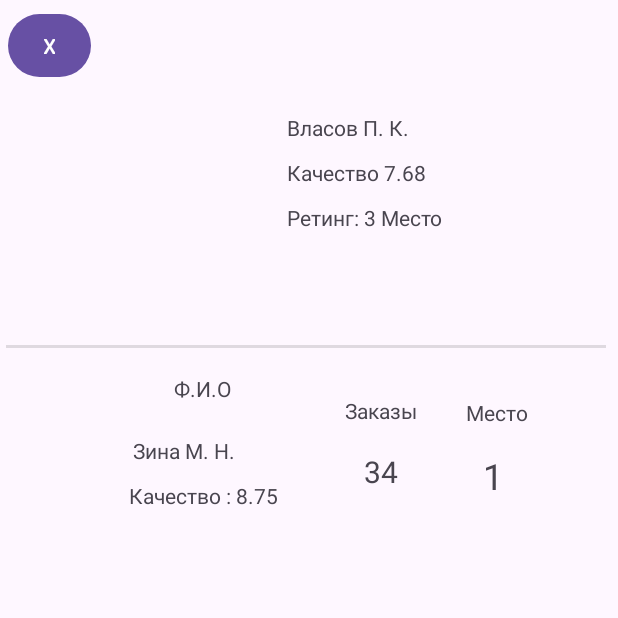
After one commit to Voch302/AGRO_T2, an Android app: the MainRating screen opened directly, with no data from a screen before it, on a phone screen of 412 x 824 dp, the top half of it. The commit adds this screen. Run offline under Robolectric (Android 15) with nearby library versions, the phone set to English and light mode, and no system bars.

Commit message:
Окно Ретинга, кнопки вернутся назад

```diff
--- a/app/src/main/AndroidManifest.xml
+++ b/app/src/main/AndroidManifest.xml
@@ -16,6 +16,9 @@
         android:supportsRtl="true"
         android:theme="@style/Theme.AGRO_T2"
         tools:targetApi="31">
+        <activity
+            android:name=".MainRating"
+            android:exported="false" />
         <activity
             android:name=".settings"
             android:exported="false" />
--- /dev/null
+++ b/app/src/main/java/com/example/agro_t2/MainRating.kt
@@ -0,0 +1,20 @@
+package com.example.agro_t2
+
+import android.os.Bundle
+import androidx.activity.enableEdgeToEdge
+import androidx.appcompat.app.AppCompatActivity
+import androidx.core.view.ViewCompat
+import androidx.core.view.WindowInsetsCompat
+
+class MainRating : AppCompatActivity() {
+    override fun onCreate(savedInstanceState: Bundle?) {
+        super.onCreate(savedInstanceState)
+        enableEdgeToEdge()
+        setContentView(R.layout.activity_main_rating)
+        ViewCompat.setOnApplyWindowInsetsListener(findViewById(R.id.mainRating)) { v, insets ->
+            val systemBars = insets.getInsets(WindowInsetsCompat.Type.systemBars())
+            v.setPadding(systemBars.left, systemBars.top, systemBars.right, systemBars.bottom)
+            insets
+        }
+    }
+}
--- /dev/null
+++ b/app/src/main/res/layout/activity_main_rating.xml
@@ -0,0 +1,188 @@
+<?xml version="1.0" encoding="utf-8"?>
+<androidx.constraintlayout.widget.ConstraintLayout xmlns:android="http://schemas.android.com/apk/res/android"
+    xmlns:app="http://schemas.android.com/apk/res-auto"
+    xmlns:tools="http://schemas.android.com/tools"
+    android:id="@+id/mainRating"
+    android:layout_width="match_parent"
+    android:layout_height="match_parent"
+    tools:context=".MainRating">
+
+    <View
+        android:id="@+id/dividerHorizontally"
+        android:layout_width="400dp"
+        android:layout_height="2dp"
+        android:layout_marginStart="4dp"
+        android:layout_marginBottom="592dp"
+        android:background="?android:attr/listDivider"
+        app:layout_constraintBottom_toBottomOf="parent"
+        app:layout_constraintStart_toStartOf="parent" />
+
+    <ImageView
+        android:id="@+id/imageViewTheUser"
+        android:layout_width="75dp"
+        android:layout_height="75dp"
+        android:layout_marginStart="100dp"
+        android:layout_marginTop="32dp"
+        android:layout_marginEnd="305dp"
+        android:layout_marginBottom="632dp"
+        app:layout_constraintBottom_toBottomOf="parent"
+        app:layout_constraintEnd_toEndOf="parent"
+        app:layout_constraintHorizontal_bias="0.0"
+        app:layout_constraintStart_toStartOf="parent"
+        app:layout_constraintTop_toTopOf="parent"
+        app:layout_constraintVertical_bias="0.375"
+        tools:srcCompat="@tools:sample/avatars" />
+
+    <TextView
+        android:id="@+id/textViewNameTheUser"
+        android:layout_width="230dp"
+        android:layout_height="30dp"
+        android:layout_marginStart="16dp"
+        android:layout_marginTop="24dp"
+        android:layout_marginEnd="57dp"
+        android:layout_marginBottom="667dp"
+        android:text="Власов П. К."
+        app:layout_constraintBottom_toBottomOf="parent"
+        app:layout_constraintEnd_toEndOf="parent"
+        app:layout_constraintHorizontal_bias="0.0"
+        app:layout_constraintStart_toEndOf="@+id/imageViewTheUser"
+        app:layout_constraintTop_toTopOf="parent" />
+
+    <TextView
+        android:id="@+id/textViewQualityTheUser"
+        android:layout_width="230dp"
+        android:layout_height="30dp"
+        android:layout_marginStart="16dp"
+        android:layout_marginEnd="58dp"
+        android:layout_marginBottom="627dp"
+        android:text="Качество 7.68"
+        app:layout_constraintBottom_toBottomOf="parent"
+        app:layout_constraintEnd_toEndOf="parent"
+        app:layout_constraintHorizontal_bias="0.0"
+        app:layout_constraintStart_toEndOf="@+id/imageViewTheUser"
+        app:layout_constraintTop_toBottomOf="@+id/textViewNameTheUser"
+        app:layout_constraintVertical_bias="0.0" />
+
+    <TextView
+        android:id="@+id/textViewRatingTheUser"
+        android:layout_width="230dp"
+        android:layout_height="30dp"
+        android:layout_marginStart="16dp"
+        android:layout_marginEnd="46dp"
+        android:layout_marginBottom="611dp"
+        android:text="Ретинг: 3 Место"
+        app:layout_constraintBottom_toBottomOf="parent"
+        app:layout_constraintEnd_toEndOf="parent"
+        app:layout_constraintHorizontal_bias="0.0"
+        app:layout_constraintStart_toEndOf="@+id/imageViewTheUser"
+        app:layout_constraintTop_toBottomOf="@+id/textViewQualityTheUser"
+        app:layout_constraintVertical_bias="0.0" />
+
+    <ImageView
+        android:id="@+id/imageViewUser1"
+        android:layout_width="60dp"
+        android:layout_height="60dp"
+        android:layout_marginStart="16dp"
+        android:layout_marginTop="52dp"
+        app:layout_constraintStart_toStartOf="parent"
+        app:layout_constraintTop_toBottomOf="@+id/dividerHorizontally"
+        tools:srcCompat="@tools:sample/avatars" />
+
+    <TextView
+        android:id="@+id/textViewFNP"
+        android:layout_width="50dp"
+        android:layout_height="35dp"
+        android:layout_marginStart="115dp"
+        android:layout_marginTop="17dp"
+        android:layout_marginEnd="246dp"
+        android:layout_marginBottom="539dp"
+        android:text="Ф.И.О"
+        app:layout_constraintBottom_toBottomOf="parent"
+        app:layout_constraintEnd_toEndOf="parent"
+        app:layout_constraintStart_toStartOf="parent"
+        app:layout_constraintTop_toBottomOf="@+id/dividerHorizontally" />
+
+    <TextView
+        android:id="@+id/textViewNameUser1"
+        android:layout_width="130dp"
+        android:layout_height="20dp"
+        android:layout_marginStart="12dp"
+        android:layout_marginTop="6dp"
+        android:layout_marginEnd="193dp"
+        android:layout_marginBottom="10dp"
+        android:text="Зина М. Н."
+        app:layout_constraintBottom_toTopOf="@+id/textViewRatingUser1"
+        app:layout_constraintEnd_toEndOf="parent"
+        app:layout_constraintStart_toEndOf="@+id/imageViewUser1"
+        app:layout_constraintTop_toBottomOf="@+id/textViewFNP" />
+
+    <TextView
+        android:id="@+id/textViewRatingUser1"
+        android:layout_width="130dp"
+        android:layout_height="20dp"
+        android:layout_marginStart="10dp"
+        android:layout_marginTop="10dp"
+        android:text="Качество : 8.75"
+        app:layout_constraintStart_toEndOf="@+id/imageViewUser1"
+        app:layout_constraintTop_toBottomOf="@+id/textViewNameUser1" />
+
+    <TextView
+        android:id="@+id/textViewOrders"
+        android:layout_width="50dp"
+        android:layout_height="20dp"
+        android:layout_marginStart="64dp"
+        android:layout_marginTop="32dp"
+        android:text="Заказы"
+        app:layout_constraintStart_toEndOf="@+id/textViewFNP"
+        app:layout_constraintTop_toBottomOf="@+id/dividerHorizontally" />
+
+    <TextView
+        android:id="@+id/textViewOrdersUser1"
+        android:layout_width="40dp"
+        android:layout_height="40dp"
+        android:layout_marginStart="24dp"
+        android:layout_marginEnd="141dp"
+        android:layout_marginBottom="472dp"
+        android:text="34"
+        android:textSize="20sp"
+        app:layout_constraintBottom_toBottomOf="parent"
+        app:layout_constraintEnd_toEndOf="parent"
+        app:layout_constraintHorizontal_bias="0.0"
+        app:layout_constraintStart_toEndOf="@+id/textViewNameUser1"
+        app:layout_constraintTop_toBottomOf="@+id/textViewOrders"
+        app:layout_constraintVertical_bias="0.607" />
+
+    <TextView
+        android:id="@+id/textViewPlace"
+        android:layout_width="wrap_content"
+        android:layout_height="wrap_content"
+        android:layout_marginStart="30dp"
+        android:layout_marginTop="33dp"
+        android:layout_marginEnd="60dp"
+        android:text="Место"
+        app:layout_constraintEnd_toEndOf="parent"
+        app:layout_constraintStart_toEndOf="@+id/textViewOrders"
+        app:layout_constraintTop_toBottomOf="@+id/dividerHorizontally" />
+
+    <TextView
+        android:id="@+id/textViewPlaceUser1"
+        android:layout_width="40dp"
+        android:layout_height="40dp"
+        android:layout_marginStart="39dp"
+        android:layout_marginTop="16dp"
+        android:text="1"
+        android:textSize="24sp"
+        app:layout_constraintStart_toEndOf="@+id/textViewOrdersUser1"
+        app:layout_constraintTop_toBottomOf="@+id/textViewPlace" />
+
+    <Button
+        android:id="@+id/buttonBackRating"
+        android:layout_width="55dp"
+        android:layout_height="50dp"
+        android:layout_marginStart="5dp"
+        android:layout_marginTop="5dp"
+        android:text="X"
+        app:layout_constraintStart_toStartOf="parent"
+        app:layout_constraintTop_toTopOf="parent" />
+
+</androidx.constraintlayout.widget.ConstraintLayout>
--- a/app/src/main/res/layout/activity_order.xml
+++ b/app/src/main/res/layout/activity_order.xml
@@ -11,7 +11,7 @@
         android:id="@+id/imageViewAgro"
         android:layout_width="96dp"
         android:layout_height="88dp"
-        android:layout_marginStart="38dp"
+        android:layout_marginStart="90dp"
         android:layout_marginTop="16dp"
         android:layout_marginEnd="277dp"
         android:layout_marginBottom="627dp"
@@ -42,10 +42,11 @@
         android:id="@+id/textOrderStatus"
         android:layout_width="230dp"
         android:layout_height="30dp"
+        android:layout_marginStart="32dp"
         android:layout_marginTop="104dp"
         android:text="Статус заказа : Ожидание"
         app:layout_constraintEnd_toEndOf="parent"
-        app:layout_constraintHorizontal_bias="0.209"
+        app:layout_constraintHorizontal_bias="0.187"
         app:layout_constraintStart_toStartOf="parent"
         app:layout_constraintTop_toTopOf="parent" />
 
@@ -53,7 +54,7 @@
         android:id="@+id/textAddress"
         android:layout_width="230dp"
         android:layout_height="30dp"
-        android:layout_marginStart="38dp"
+        android:layout_marginStart="60dp"
         android:text="Адрес : Колинина А3"
         app:layout_constraintStart_toStartOf="parent"
         app:layout_constraintTop_toBottomOf="@+id/textOrderStatus" />
@@ -62,7 +63,7 @@
         android:id="@+id/textTimeofsending"
         android:layout_width="230dp"
         android:layout_height="30dp"
-        android:layout_marginStart="38dp"
+        android:layout_marginStart="60dp"
         android:text="Время Отправки :"
         app:layout_constraintStart_toStartOf="parent"
         app:layout_constraintTop_toBottomOf="@+id/textAddress" />
@@ -159,7 +160,7 @@
         android:id="@+id/textArrivalTime"
         android:layout_width="230dp"
         android:layout_height="30dp"
-        android:layout_marginStart="36dp"
+        android:layout_marginStart="60dp"
         android:text="Время прибытие :"
         app:layout_constraintStart_toStartOf="parent"
         app:layout_constraintTop_toBottomOf="@+id/textTimeofsending" />
@@ -168,24 +169,39 @@
         android:id="@+id/textNameBunker1"
         android:layout_width="wrap_content"
         android:layout_height="wrap_content"
+        android:layout_marginStart="38dp"
+        android:layout_marginBottom="6dp"
         android:text="TextView"
-        tools:layout_editor_absoluteX="38dp"
-        tools:layout_editor_absoluteY="309dp" />
+        app:layout_constraintBottom_toTopOf="@+id/viewBunker1"
+        app:layout_constraintStart_toStartOf="parent" />
 
     <TextView
         android:id="@+id/textNameBunker2"
         android:layout_width="wrap_content"
         android:layout_height="wrap_content"
+        android:layout_marginStart="39dp"
         android:text="TextView"
-        tools:layout_editor_absoluteX="39dp"
-        tools:layout_editor_absoluteY="429dp" />
+        app:layout_constraintBottom_toTopOf="@+id/viewBunker2"
+        app:layout_constraintStart_toStartOf="parent" />
 
     <TextView
         android:id="@+id/textNameBunker3"
         android:layout_width="wrap_content"
         android:layout_height="wrap_content"
+        android:layout_marginStart="39dp"
+        android:layout_marginBottom="6dp"
         android:text="TextView"
-        tools:layout_editor_absoluteX="39dp"
-        tools:layout_editor_absoluteY="543dp" />
+        app:layout_constraintBottom_toTopOf="@+id/viewBunker3"
+        app:layout_constraintStart_toStartOf="parent" />
+
+    <Button
+        android:id="@+id/buttonBeckOrder"
+        android:layout_width="55dp"
+        android:layout_height="50dp"
+        android:layout_marginStart="8dp"
+        android:layout_marginTop="8dp"
+        android:text="X"
+        app:layout_constraintStart_toStartOf="parent"
+        app:layout_constraintTop_toTopOf="parent" />
 
 </androidx.constraintlayout.widget.ConstraintLayout>
--- a/app/src/main/res/layout/activity_settings.xml
+++ b/app/src/main/res/layout/activity_settings.xml
@@ -29,35 +29,45 @@
 
     <EditText
         android:id="@+id/editTextNewPassword"
-        android:layout_width="wrap_content"
-        android:layout_height="wrap_content"
+        android:layout_width="230dp"
+        android:layout_height="50dp"
         android:layout_marginStart="53dp"
         android:layout_marginTop="18dp"
+        android:layout_marginEnd="148dp"
+        android:layout_marginBottom="6dp"
         android:ems="10"
         android:inputType="text"
         android:text="Пороль"
+        app:layout_constraintBottom_toTopOf="@+id/editTextText2"
+        app:layout_constraintEnd_toEndOf="parent"
         app:layout_constraintStart_toStartOf="parent"
         app:layout_constraintTop_toBottomOf="@+id/textNewPassword" />
 
     <EditText
         android:id="@+id/editTextText2"
-        android:layout_width="wrap_content"
-        android:layout_height="wrap_content"
+        android:layout_width="230dp"
+        android:layout_height="50dp"
         android:layout_marginStart="55dp"
         android:layout_marginTop="7dp"
+        android:layout_marginEnd="146dp"
         android:ems="10"
         android:inputType="text"
         android:text="Повторите пороль"
+        app:layout_constraintEnd_toEndOf="parent"
         app:layout_constraintStart_toStartOf="parent"
         app:layout_constraintTop_toBottomOf="@+id/editTextNewPassword" />
 
     <Switch
         android:id="@+id/switchNotification"
-        android:layout_width="wrap_content"
-        android:layout_height="wrap_content"
+        android:layout_width="180dp"
+        android:layout_height="50dp"
         android:layout_marginStart="58dp"
         android:layout_marginTop="28dp"
+        android:layout_marginEnd="5dp"
+        android:layout_marginBottom="138dp"
         android:text="выкл/вкл"
+        app:layout_constraintBottom_toTopOf="@+id/buttonExitAccount"
+        app:layout_constraintEnd_toStartOf="@+id/textNotification"
         app:layout_constraintStart_toStartOf="parent"
         app:layout_constraintTop_toBottomOf="@+id/editTextText2" />
 
@@ -101,5 +111,15 @@
         app:layout_constraintStart_toStartOf="parent"
         app:layout_constraintTop_toBottomOf="@+id/buttonNewProfile" />
 
+    <Button
+        android:id="@+id/buttonSettings"
+        android:layout_width="55dp"
+        android:layout_height="50dp"
+        android:layout_marginStart="8dp"
+        android:layout_marginTop="8dp"
+        android:text="X"
+        app:layout_constraintStart_toStartOf="parent"
+        app:layout_constraintTop_toTopOf="parent" />
+
 
 </androidx.constraintlayout.widget.ConstraintLayout>
```
Also changed, not shown: 1 other file.
